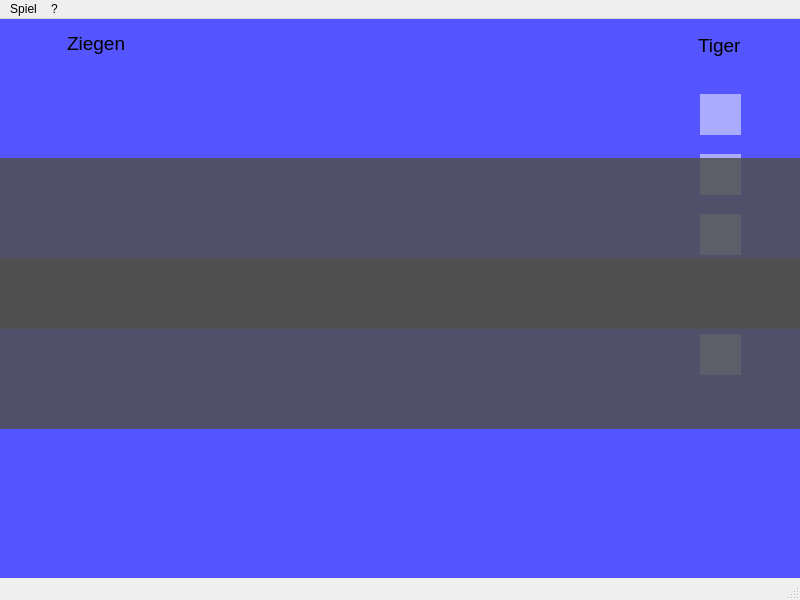
Before: the Qt Designer form BaghChal/BaghChal/BaghChal.ui in kaushaldeo/bagh-chal, drawn with Qt 5.
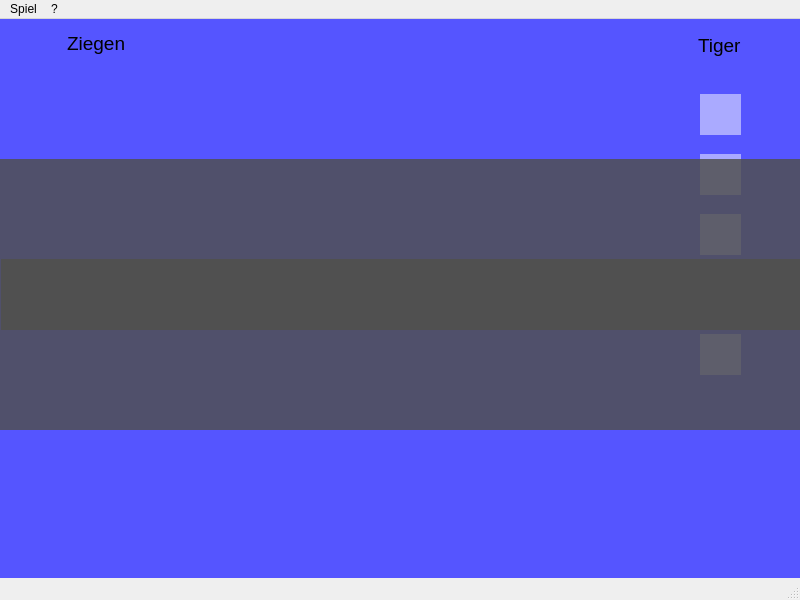
After: the same form once the commit is applied. Icons and pictures are not drawn. Custom widgets are drawn as their Qt base class.

What changed in the file:
```diff
--- a/BaghChal/BaghChal/BaghChal.ui
+++ b/BaghChal/BaghChal/BaghChal.ui
@@ -859,7 +859,7 @@
     <property name="geometry">
      <rect>
       <x>200</x>
-      <y>60</y>
+      <y>92</y>
       <width>431</width>
       <height>431</height>
      </rect>
@@ -1436,8 +1436,8 @@
    <widget class="QWidget" name="turnNotification" native="true">
     <property name="geometry">
      <rect>
-      <x>-1</x>
-      <y>-1</y>
+      <x>0</x>
+      <y>0</y>
       <width>801</width>
       <height>561</height>
      </rect>
```
Left out of the diff: 32 changed lines with no effect on the pictures.
